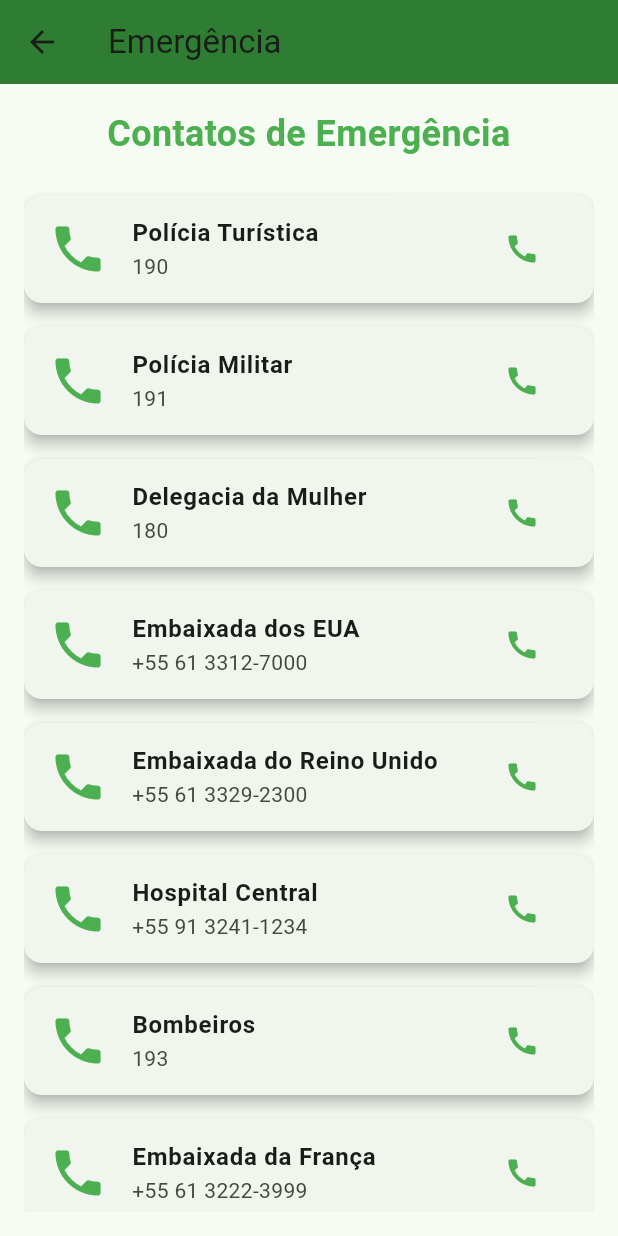
After one commit to LucasSoares482/amazonia-mobile-Plus, a Flutter app: the TelaEmergencia screen opened directly, on a phone screen of 412 x 824 dp. The commit adds this screen. Run offline on Flutter 3.47's test engine with Material 3 defaults, Android fonts, the light colour scheme and no system bars; our stand-ins replace dio, logger, sentry_flutter; accounts and stored records are empty; project files that could hold a hidden picture were left out.

Commit message:
Comit com a página de emergência

```diff
--- a/lib/rotas.dart
+++ b/lib/rotas.dart
@@ -1,4 +1,5 @@
 import 'package:flutter/material.dart';
+import 'package:mobile_amazonia/telas/tela_emergencia.dart';
 import 'telas/tela_abertura.dart';
 import 'telas/tela_login.dart';
 import 'telas/tela_cadastro.dart';
@@ -19,4 +20,5 @@ final Map<String, WidgetBuilder> rotasApp = {
   '/carteira': (context) => const TelaCarteira(),
   '/perfil': (context) => const TelaPerfil(),
   '/historico': (context) => const TelaHistorico(),
+  '/emergencia': (context) => const TelaEmergencia(),
 };
--- /dev/null
+++ b/lib/telas/tela_emergencia.dart
@@ -0,0 +1,92 @@
+import 'package:flutter/material.dart';
+import '../utils/responsive.dart';
+
+class TelaEmergencia extends StatelessWidget {
+  const TelaEmergencia({super.key});
+
+  @override
+  Widget build(BuildContext context) {
+    return Scaffold(
+      appBar: AppBar(
+        title: const Text('Emergência'),
+        backgroundColor: Colors.green.shade800,
+      ),
+      body: Padding(
+        padding: Responsive.padding(context),
+        child: ListView(
+          children: [
+            const Text(
+              'Contatos de Emergência',
+              style: TextStyle(
+                fontSize: 24,
+                fontWeight: FontWeight.bold,
+                color: Colors.green,
+              ),
+              textAlign: TextAlign.center,
+            ),
+            const SizedBox(height: 16),
+            ..._buildContactList(),
+          ],
+        ),
+      ),
+    );
+  }
+
+  List<Widget> _buildContactList() {
+    final contacts = [
+      {'title': 'Polícia Turística', 'phone': '190'},
+      {'title': 'Polícia Militar', 'phone': '191'},
+      {'title': 'Delegacia da Mulher', 'phone': '180'},
+      {'title': 'Embaixada dos EUA', 'phone': '+55 61 3312-7000'},
+      {'title': 'Embaixada do Reino Unido', 'phone': '+55 61 3329-2300'},
+      {'title': 'Hospital Central', 'phone': '+55 91 3241-1234'},
+      {'title': 'Bombeiros', 'phone': '193'},
+      {'title': 'Embaixada da França', 'phone': '+55 61 3222-3999'},
+      {'title': 'Embaixada da Alemanha', 'phone': '+55 61 3442-7000'},
+      {'title': 'Embaixada do Japão', 'phone': '+55 61 3442-4200'},
+      {'title': 'Hospital Municipal', 'phone': '+55 91 3234-5678'},
+      {'title': 'Hospital Infantil', 'phone': '+55 91 3221-8765'},
+      {'title': 'Hospital da Mulher', 'phone': '+55 91 3245-6789'},
+      {'title': 'Hospital de Emergência', 'phone': '+55 91 3212-3456'},
+      {'title': 'SAMU', 'phone': '192'},
+      {'title': 'Defesa Civil', 'phone': '199'},
+      {'title': 'Embaixada da Itália', 'phone': '+55 61 3442-9900'},
+      {'title': 'Embaixada de Portugal', 'phone': '+55 61 3032-9600'},
+      {'title': 'Embaixada da Espanha', 'phone': '+55 61 3443-9900'},
+      {'title': 'Embaixada da China', 'phone': '+55 61 3443-1700'},
+      {'title': 'Hospital Universitário', 'phone': '+55 91 3241-4321'},
+      {'title': 'Hospital Psiquiátrico', 'phone': '+55 91 3223-4567'},
+      {'title': 'Hospital Ortopédico', 'phone': '+55 91 3232-1234'},
+      {'title': 'Hospital Oftalmológico', 'phone': '+55 91 3243-5678'},
+      {'title': 'Hospital Cardiológico', 'phone': '+55 91 3224-8765'},
+      {'title': 'Hospital Oncológico', 'phone': '+55 91 3245-4321'},
+      {'title': 'Hospital Pediátrico', 'phone': '+55 91 3234-8765'},
+      {'title': 'Hospital Geriátrico', 'phone': '+55 91 3221-5678'},
+      {'title': 'Hospital de Traumatologia', 'phone': '+55 91 3243-1234'},
+    ];
+
+    return contacts
+        .map(
+          (contact) => _buildContactCard(contact['title']!, contact['phone']!),
+        )
+        .toList();
+  }
+
+  Widget _buildContactCard(String title, String phone) {
+    return Card(
+      elevation: 4,
+      margin: const EdgeInsets.symmetric(vertical: 8),
+      child: ListTile(
+        leading: const Icon(Icons.phone, color: Colors.green, size: 40),
+        title: Text(title, style: const TextStyle(fontWeight: FontWeight.bold)),
+        subtitle: Text(phone),
+        trailing: IconButton(
+          icon: const Icon(Icons.call, color: Colors.green),
+          onPressed: () {
+            // Implementar funcionalidade de chamada
+          },
+        ),
+      ),
+    );
+  }
+}
--- a/lib/telas/telas_simples.dart
+++ b/lib/telas/telas_simples.dart
@@ -47,6 +47,7 @@ class TelaHome extends StatelessWidget {
               _buildCard(context, Icons.history, 'Histórico', '/historico', Colors.purple),
               _buildCard(context, Icons.wallet, 'Carteira', '/carteira', Colors.amber),
               _buildCard(context, Icons.person, 'Perfil', '/perfil', Colors.teal),
+              _buildCard(context, Icons.warning, 'Emergência', '/emergencia', Colors.red),
             ],
           );
         },
```
